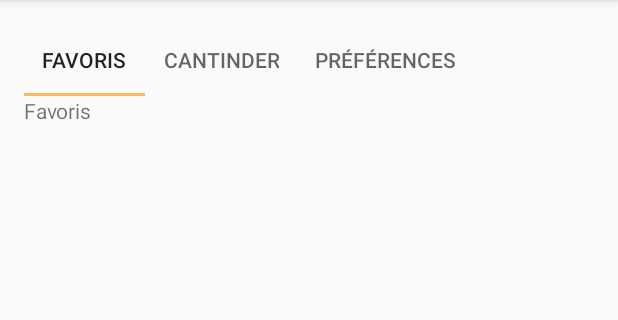
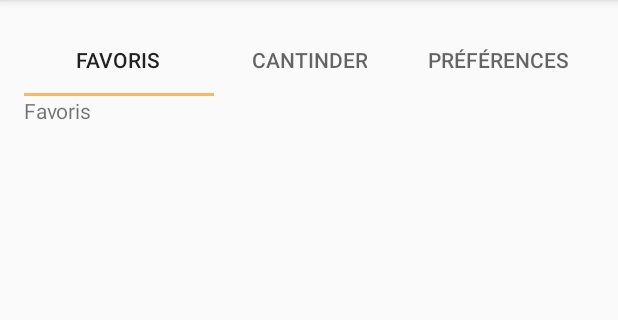
Before and after one commit to Hexabinome/salade_tomate_oignon, an Android app: the screen it shows after launch (MainActivity), on a phone screen of 412 x 824 dp, the part 84-404 px from its top. Run offline under Robolectric (Android 15) with nearby library versions, the phone set to English and light mode, and no system bars.

Commit message:
Fix tab size

```diff
--- a/app/src/main/res/layout/activity_main.xml
+++ b/app/src/main/res/layout/activity_main.xml
@@ -23,12 +23,12 @@
         android:id="@+id/sliding_tabs"
         android:layout_width="match_parent"
         android:layout_height="wrap_content"
-        app:tabMode="scrollable" />
+        app:tabMode="fixed"/>
 
     <android.support.v4.view.ViewPager
         android:id="@+id/viewpager"
         android:layout_width="match_parent"
         android:layout_height="match_parent"
-        > </android.support.v4.view.ViewPager>
+        />
 
 </LinearLayout>
```
